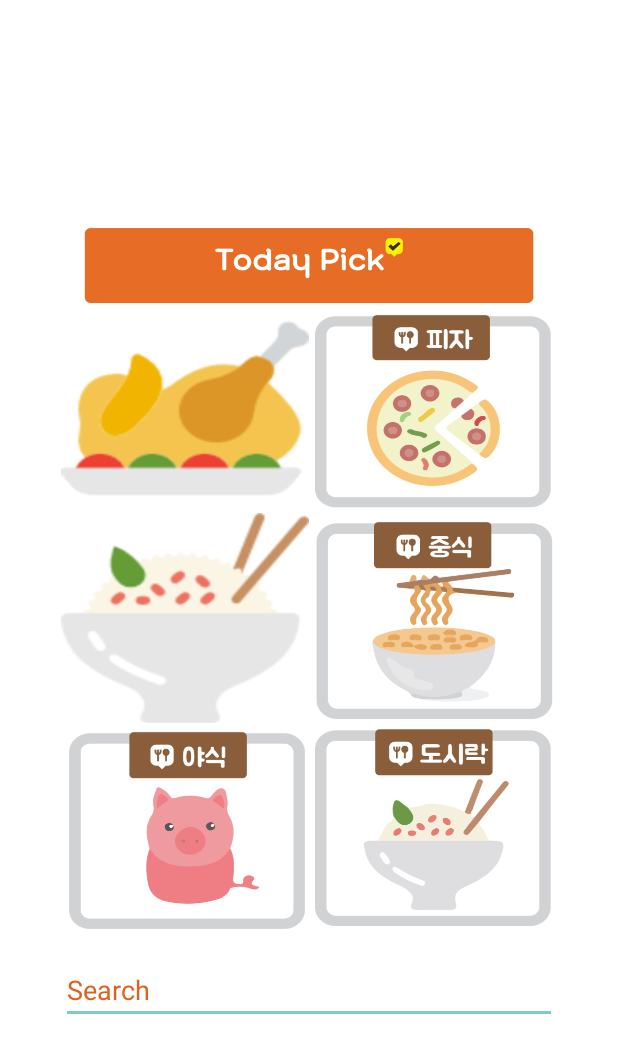
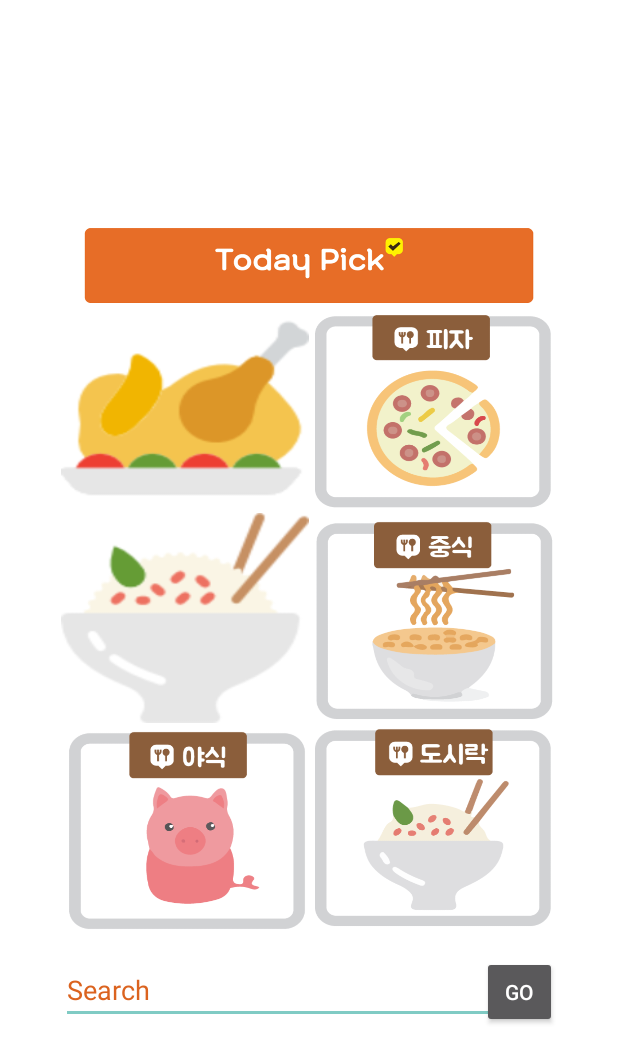
Before and after one commit to JunHoPark93/FoodCampus, an Android app: the MainActivity screen opened directly, with no data from a screen before it, in the side drawer, after a tap on "기숙사", on a phone screen of 412 x 824 dp. Shown: the top 1063 px of the screen. Run offline under Robolectric (Android 15) with nearby library versions, the phone set to English and light mode, and no system bars; our stand-ins replace ButterKnife; libraries missing offline, so code that uses them is left out: com.kakao.network, com.kakao.usermgmt, com.kakao.util; 1 statement that could not run was skipped.

Commit message:
searching random

```diff
--- a/app/src/main/java/com/jarvis/foodcampus/presenter/main/MainPresenterImpl.java
+++ b/app/src/main/java/com/jarvis/foodcampus/presenter/main/MainPresenterImpl.java
@@ -95,9 +95,12 @@ public class MainPresenterImpl implements MainPresenter {
         } else if(v.getId() == R.id.pig_btn) {
             mainView.showMessage("Night Click");
             return "night";
-        } else if(v.getId() == R.id.japanese_btn) {
+        } else if(v.getId() == R.id.flour_btn) {
             mainView.showMessage("Japanese Click");
             return "japanese";
+        }else if(v.getId() == R.id.main_today_pick_btn) {
+            mainView.showMessage("Random Click");
+            return "random";
         } else {
             return "failed"; // 예외처리 어떻게할까?
         }
--- a/app/src/main/java/com/jarvis/foodcampus/presenter/restaurant/RestaurantPresenterImpl.java
+++ b/app/src/main/java/com/jarvis/foodcampus/presenter/restaurant/RestaurantPresenterImpl.java
@@ -55,10 +55,15 @@ public class RestaurantPresenterImpl implements RestaurantPrestenter {
             case "japanese":
                 whichRestaurant = 6;
                 break;
-
+            case "search":
+                whichRestaurant = 7;
+                break;
+            case "random":
+                whichRestaurant = ((int)(Math.random()*6))+1;
+                System.out.println("랜덤랜덤픽 : " + whichRestaurant);
+                break;
             default:
                 break;
-
         }
     }
 
@@ -66,11 +71,17 @@ public class RestaurantPresenterImpl implements RestaurantPrestenter {
     /**
      *  어떤 데이터를 붙일지 sqlite 에서 가져올 것
      */
-    public void initData() {
+    public void initData(String searchContent) {
 
         // 카테코리별로 데이터를 가져온다 (카테고리가 치킨이면 치킨만, 피자면 피자만...)
         Log.i("레스토랑initData",String.valueOf(whichRestaurant));
-        String sql = "SELECT * FROM " + "restaurant " + "where category_id = " + "'"+whichRestaurant+"'";
+        String sql;
+        if(whichRestaurant==7){
+            System.out.println("Search : "+searchContent);
+             sql= "SELECT * FROM " + "restaurant " + "where restaurant_name like " + "'%" + searchContent + "%'";
+        }else {
+             sql = "SELECT * FROM " + "restaurant " + "where category_id = " + "'" + whichRestaurant + "'";
+        }
         Cursor result = database.rawQuery(sql, null);
 
         restaurantModels = new RestaurantModel[result.getCount()];
--- a/app/src/main/java/com/jarvis/foodcampus/presenter/restaurant/RestaurantPrestenter.java
+++ b/app/src/main/java/com/jarvis/foodcampus/presenter/restaurant/RestaurantPrestenter.java
@@ -5,6 +5,6 @@ package com.jarvis.foodcampus.presenter.restaurant;
  */
 
 public interface RestaurantPrestenter {
-    void initData();
+    void initData(String searchContent);
     void whichRestaurant(String restaurant);
 }
--- a/app/src/main/java/com/jarvis/foodcampus/view/main/MainActivity.java
+++ b/app/src/main/java/com/jarvis/foodcampus/view/main/MainActivity.java
@@ -3,6 +3,8 @@ package com.jarvis.foodcampus.view.main;
 import android.content.Intent;
 import android.os.Bundle;
 import android.view.View;
+import android.widget.Button;
+import android.widget.EditText;
 import android.widget.ImageButton;
 import android.widget.Toast;
 
@@ -28,8 +30,12 @@ public class MainActivity extends BaseActivity implements MainView {
     ImageButton hanksikBtn;
     @BindView(R.id.noodle_btn)
     ImageButton noodleBtn;
+    @BindView(R.id.main_search_btn)
+    Button search_Btn;
+    @BindView(R.id.main_search)
+    EditText searchEdit;
 
-    @OnClick({R.id.pizza_btn, R.id.chicken_btn, R.id.hansik_btn, R.id.noodle_btn, R.id.pig_btn, R.id.japanese_btn})
+    @OnClick({R.id.pizza_btn, R.id.chicken_btn, R.id.hansik_btn, R.id.noodle_btn, R.id.pig_btn, R.id.flour_btn, R.id.main_today_pick_btn})
     public void onClick(View v) {
         // 혹시 다른 버튼의 기능이 추가될 수도 있으므로
         String btnCheck = mainPresenter.mainBtnCheck(v);
@@ -51,6 +57,17 @@ public class MainActivity extends BaseActivity implements MainView {
 
         mainPresenter = new MainPresenterImpl(this, getApplicationContext());
 
+        search_Btn.setOnClickListener(new View.OnClickListener() {
+            @Override
+            public void onClick(View v) {
+                Intent intent = new Intent(getApplicationContext(), RestaurantActivity.class);
+                intent.putExtra("restaurant","search");
+                intent.putExtra("searchContent",searchEdit.getText().toString());
+
+                startActivity(intent);
+
+            }
+        });
         //pizzaBtn.setOnClickListener(this);
         //chickenBtn.setOnClickListener(this);
     }
--- a/app/src/main/java/com/jarvis/foodcampus/view/restaurant/RestaurantActivity.java
+++ b/app/src/main/java/com/jarvis/foodcampus/view/restaurant/RestaurantActivity.java
@@ -5,6 +5,7 @@ import android.os.Bundle;
 import android.view.View;
 import android.widget.AdapterView;
 import android.widget.ListView;
+import android.widget.TextView;
 import android.widget.Toast;
 
 import com.jarvis.foodcampus.R;
@@ -14,6 +15,8 @@ import com.jarvis.foodcampus.presenter.restaurant.RestaurantPresenterImpl;
 import com.jarvis.foodcampus.presenter.restaurant.RestaurantPrestenter;
 import com.jarvis.foodcampus.view.base.BaseActivity;
 import com.jarvis.foodcampus.view.detail.DetailActivity;
+
+import org.w3c.dom.Text;
 
 /**
  * Created by JunHo on 2016-10-22.
@@ -25,7 +28,7 @@ public class RestaurantActivity extends BaseActivity implements RestaurantView,
     private RestaurantAdpater restaurantAdpater;
     private RestaurantPrestenter restaurantPrestenter;
     private String res;
-
+    private String s_content;
     @Override
     protected void onCreate(Bundle savedInstanceState) {
         super.onCreate(savedInstanceState);
@@ -41,6 +44,14 @@ public class RestaurantActivity extends BaseActivity implements RestaurantView,
          */
         Intent intentGet = getIntent();
         res = intentGet.getStringExtra("restaurant");
+        TextView resBarTv = (TextView) findViewById( R.id.restautant_bar_tv);
+        if(res.toString().equals("search")){
+            s_content = intentGet.getStringExtra("searchContent");
+            resBarTv.setText("Search : "+s_content);
+
+        }else{
+            resBarTv.setText(res);
+        }
         /**
          *  여기까지
          *  /////////////////////////////////////////
@@ -50,7 +61,7 @@ public class RestaurantActivity extends BaseActivity implements RestaurantView,
         restaurantPrestenter = new RestaurantPresenterImpl(this, getApplicationContext());
         restaurantPrestenter.whichRestaurant(res);
 
-        restaurantPrestenter.initData();
+        restaurantPrestenter.initData(s_content);
 
         System.out.println(restaurantAdpater.getCount()+"레스토랑뷰사이즈");
         listView.setOnItemClickListener(this);
--- a/app/src/main/res/layout/content_main.xml
+++ b/app/src/main/res/layout/content_main.xml
@@ -101,18 +101,31 @@
         android:layout_width="300dp"
         android:layout_above="@+id/main_btn_layout"
         android:layout_centerHorizontal="true" />
-
     <EditText
         android:layout_width="wrap_content"
         android:layout_height="wrap_content"
         android:id="@+id/main_search"
+        android:textColor="@color/com_kakao_brown"
         android:hint="Search"
-        android:layout_below="@+id/main_btn_layout"
+        android:textColorHint="@color/colorAccent"
+        android:layout_alignTop="@+id/main_search_btn"
         android:layout_alignLeft="@+id/main_btn_layout"
         android:layout_alignStart="@+id/main_btn_layout"
+        android:layout_alignRight="@+id/main_search_btn"
+        android:layout_alignEnd="@+id/main_search_btn" />
+
+    <Button
+        android:text="Go"
+        android:padding="2dp"
+        android:layout_height="wrap_content"
+        android:id="@+id/main_search_btn"
+        android:layout_below="@+id/main_btn_layout"
+        android:textColor="#FFFFFF"
+        android:layout_alignRight="@+id/main_btn_layout"
+        android:layout_alignEnd="@+id/main_btn_layout"
         android:layout_marginTop="15dp"
-        android:textColorHint="@color/colorAccent"
-        android:layout_alignRight="@+id/main_btn_layout"
-        android:layout_alignEnd="@+id/main_btn_layout" />
+        android:layout_width="50dp" />
+
+
 
 </RelativeLayout>
```
